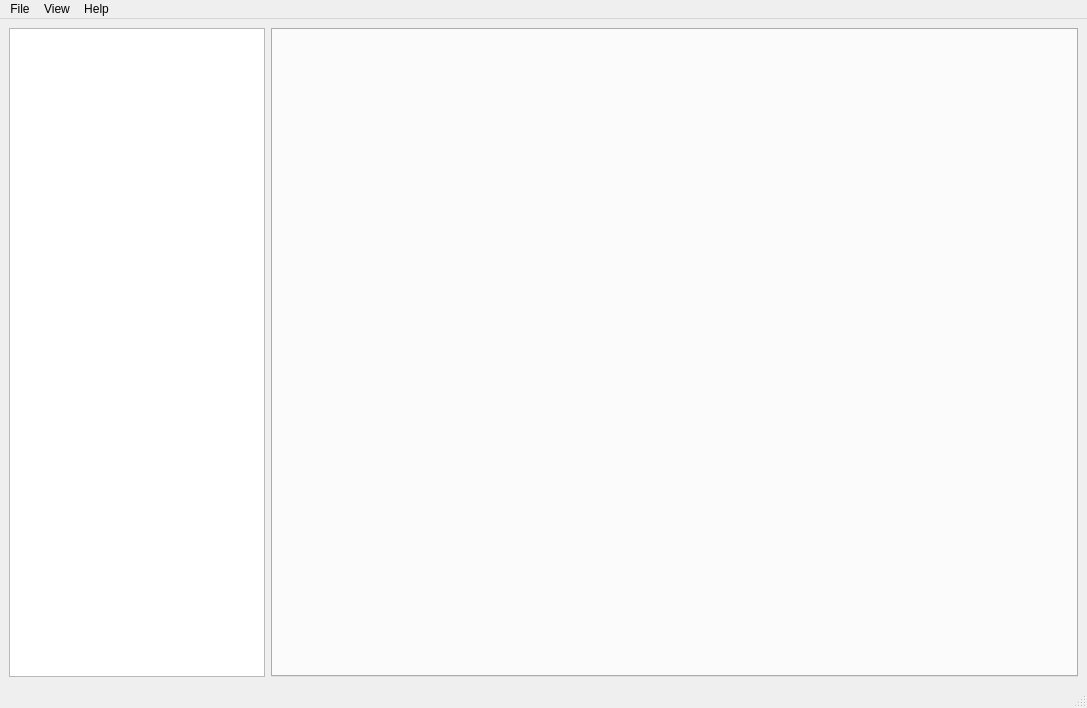
Lamplions123/UnvisualKode, file src/gui/unvisualkode.ui: the form before one commit.
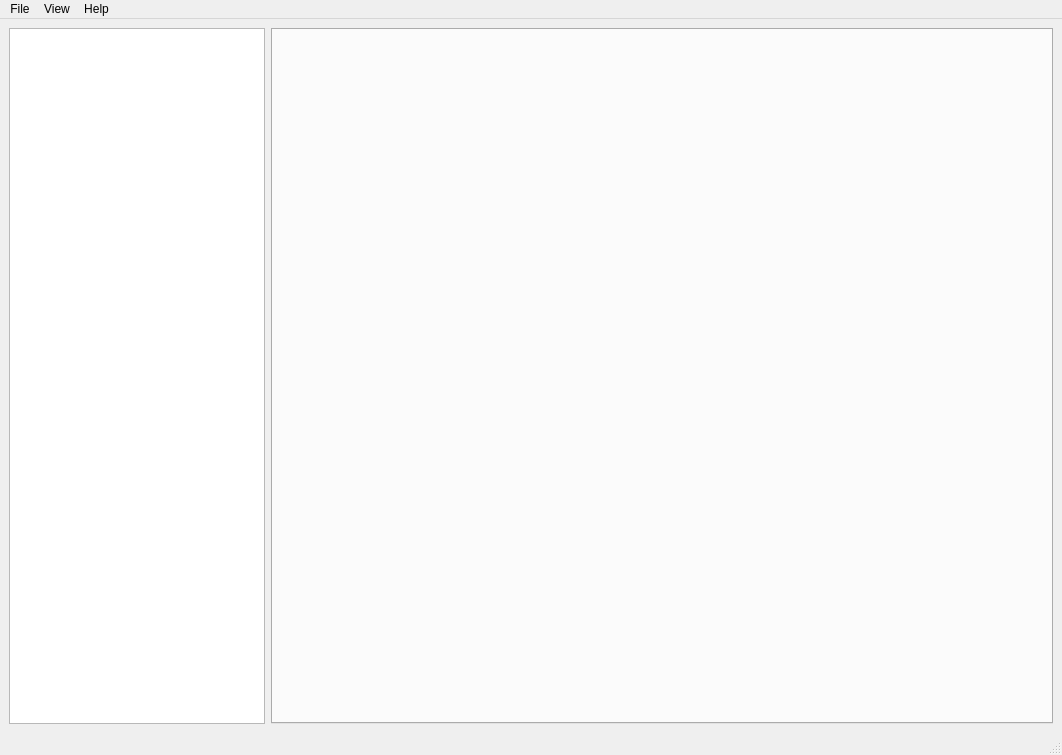
The form after the commit.

Commit message: well, QSizeGrip is a bit mess, AND MY WHOLE PROJECT IS MESSLER THAN QT (or maybe not?)

```diff
--- a/src/gui/unvisualkode.ui
+++ b/src/gui/unvisualkode.ui
@@ -6,8 +6,8 @@
    <rect>
     <x>0</x>
     <y>0</y>
-    <width>1087</width>
-    <height>708</height>
+    <width>1062</width>
+    <height>755</height>
    </rect>
   </property>
   <property name="windowTitle">
@@ -17,8 +17,10 @@
    <bool>false</bool>
   </property>
   <widget class="QWidget" name="centralwidget">
-   <layout class="QGridLayout" name="gridLayout">
-    <item row="1" column="0">
+   <layout class="QFormLayout" name="formLayout">
+    <item row="0" column="0">
+     <layout class="QHBoxLayout" name="horizontalLayout">
+      <item>
      <widget class="QTreeView" name="treeView">
       <property name="enabled">
        <bool>true</bool>
@@ -34,7 +36,9 @@
       </attribute>
      </widget>
     </item>
-    <item row="1" column="1">
+     </layout>
+    </item>
+    <item row="0" column="1">
      <widget class="QTabWidget" name="tabWidget">
       <property name="currentIndex">
        <number>-1</number>
@@ -49,7 +53,7 @@
     <rect>
      <x>0</x>
      <y>0</y>
-     <width>1087</width>
+     <width>1062</width>
      <height>30</height>
     </rect>
    </property>
```
Lines whose indentation alone changed are shown as unchanged. The commit also changes 2 other files.
